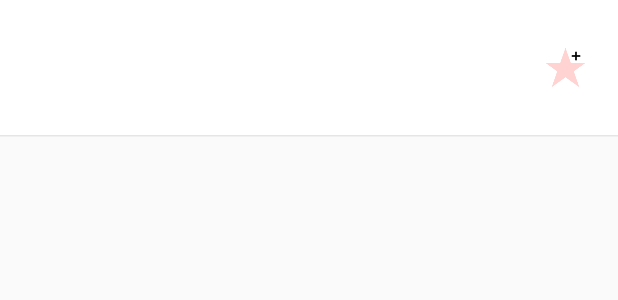
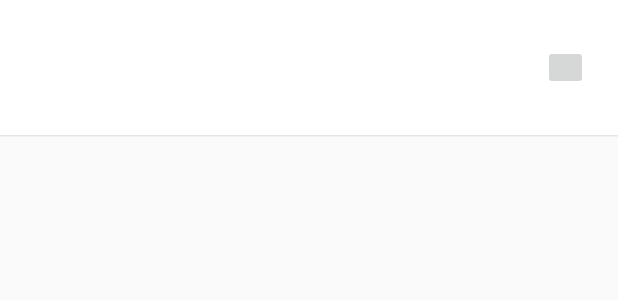
Before and after one commit to shreyansjain26/GithubReleaseScheduler, an Android app: the layout list_repository.xml on its own in the app's theme, with its tools: preview values and no code run, on a phone screen of 412 x 824 dp. Shown: the top 300 px of the screen. Run offline under Robolectric (Android 15) with nearby library versions, the phone set to English and light mode, and no system bars; network calls fail.

Commit message:
code cleanup

```diff
--- a/app/src/main/java/com/practo/githubreleasescheduler/Adapters/RepoAdapter.java
+++ b/app/src/main/java/com/practo/githubreleasescheduler/Adapters/RepoAdapter.java
@@ -93,6 +93,9 @@ public class RepoAdapter extends RecyclerView.Adapter<RepoAdapter.ViewHolder> {
             if (favList.contains(id)) {
                 viewHolder.repoFav.setBackgroundResource(R.drawable.star_selected);
             }
+            else {
+                viewHolder.repoFav.setBackgroundResource(R.drawable.star_unselected);
+            }
 
             viewHolder.repoFav.setOnClickListener(new View.OnClickListener() {
                 @Override
--- a/app/src/main/res/layout/activity_login.xml
+++ b/app/src/main/res/layout/activity_login.xml
@@ -17,6 +17,7 @@
         android:textAlignment="center"
         android:maxLines="1"
         android:hint="Username"
+        android:imeOptions="actionNext"
         android:layout_marginTop="10dp"
         android:layout_centerHorizontal="true" />
 
--- a/app/src/main/res/layout/list_repository.xml
+++ b/app/src/main/res/layout/list_repository.xml
@@ -48,7 +48,6 @@
                 android:layout_width="30dp"
                 android:layout_height="30dp"
                 android:layout_gravity="center"
-                android:background="@drawable/star_unselected"
                 android:layout_centerVertical="true"
                 android:layout_alignParentRight="true"
                 android:layout_alignParentEnd="true"
```
